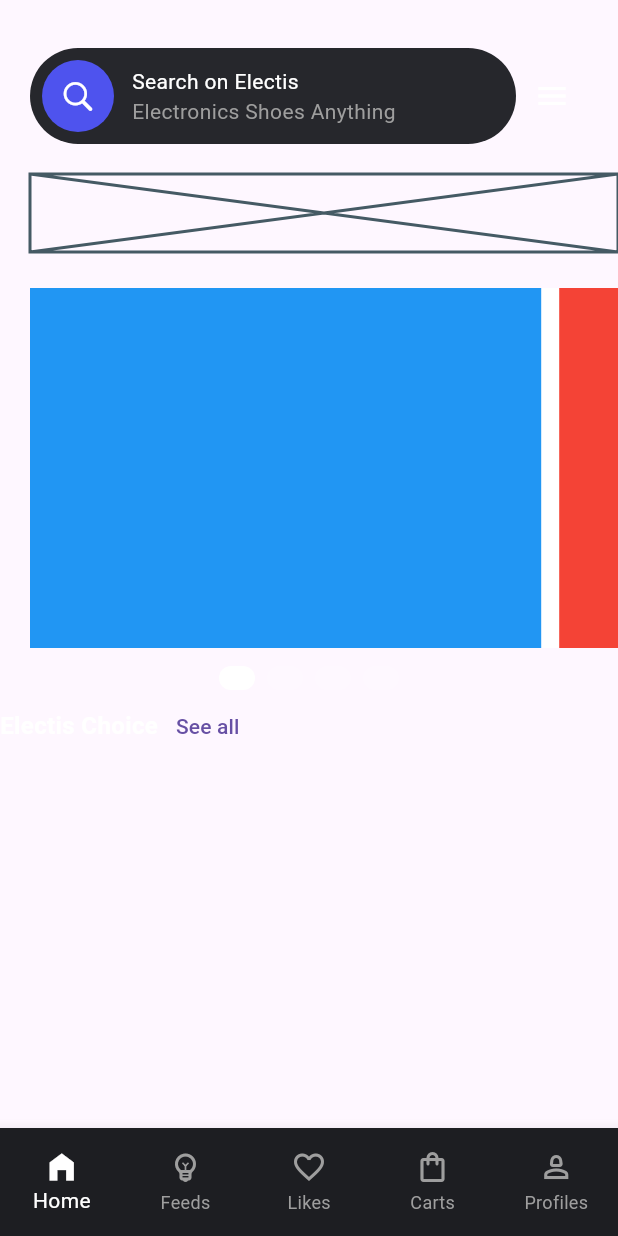
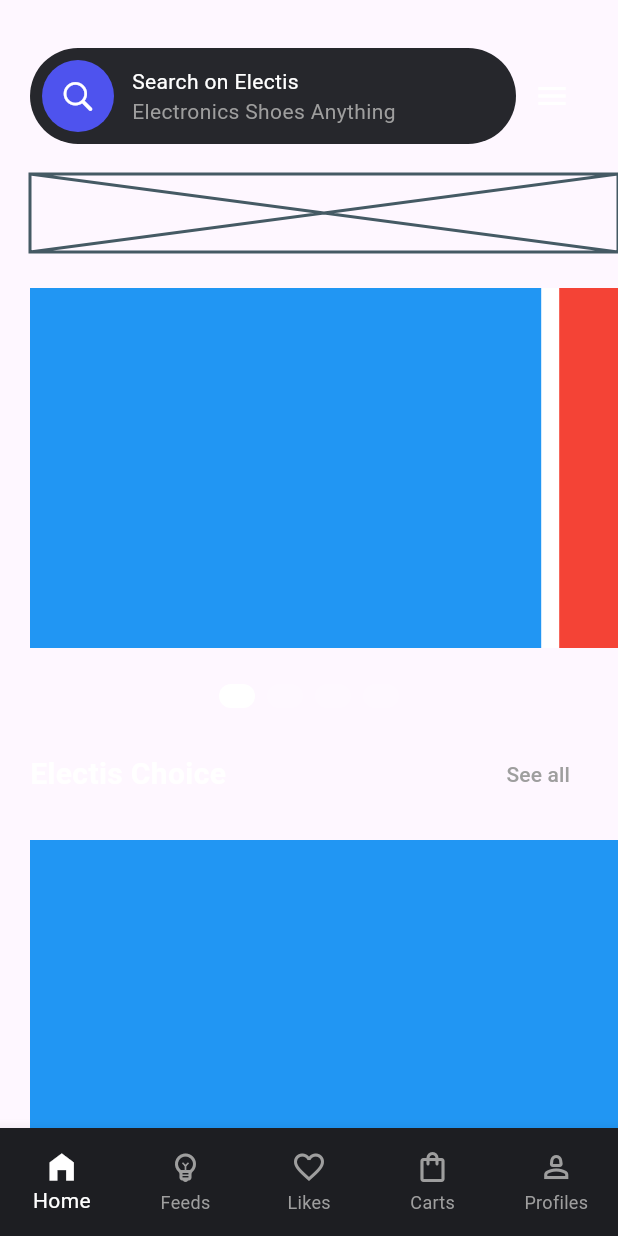
Before and after one commit to JAICHANGPARK/flutter_notebook_chapter_38, a Flutter app: the ElectronicHomePage screen opened directly, on a phone screen of 412 x 824 dp. Run offline on Flutter 3.47's test engine with Material 3 defaults, Android fonts, the phone set to English and light mode, and no system bars; drawn by our look-alikes of smooth_page_indicator; our stand-ins replace gap, go_router.

Commit message:
Update electronic_home_page.dart

```diff
--- a/lib/ep1922_electronic_app/view/electronic_home_page.dart
+++ b/lib/ep1922_electronic_app/view/electronic_home_page.dart
@@ -85,6 +85,11 @@ class _ElectronicHomePageState extends State<ElectronicHomePage> {
                 child: Placeholder(),
               ),
             ),
+            Expanded(
+              child: SingleChildScrollView(
+                child: Column(
+                  crossAxisAlignment: CrossAxisAlignment.start,
+                  children: [
                     SizedBox(
                       height: 240,
                       child: Container(
@@ -104,13 +109,21 @@ class _ElectronicHomePageState extends State<ElectronicHomePage> {
                               decoration: BoxDecoration(
                                 color: Colors.red,
                               ),
+                              margin: EdgeInsets.only(right: 12),
+                            ),
+                            Container(
+                              decoration: BoxDecoration(
+                                color: Colors.orange,
+                              ),
+                              margin: EdgeInsets.only(right: 12),
                             )
                           ],
                         ),
                       ),
                     ),
-            Gap(12),
-            SizedBox(
+                    Gap(24),
+                    Center(
+                      child: SizedBox(
                         height: 16,
                         child: SmoothPageIndicator(
                           controller: pageController,
@@ -124,23 +137,42 @@ class _ElectronicHomePageState extends State<ElectronicHomePage> {
                           ),
                         ),
                       ),
-            Row(
+                    ),
+                    Padding(
+                      padding: const EdgeInsets.all(20.0),
+                      child: Row(
+                        mainAxisAlignment: MainAxisAlignment.spaceBetween,
                         children: [
                           Text(
                             "Electis Choice",
                             style: TextStyle(
-                    fontSize: 16,
+                              fontSize: 20,
                               fontWeight: FontWeight.bold,
                               color: Colors.white,
                             ),
                           ),
                           TextButton(
+                            style: TextButton.styleFrom(
+                              foregroundColor: Colors.grey,
+                            ),
                             onPressed: () {},
                             child: Text(
                               "See all",
                             ),
                           ),
                         ],
+                      ),
+                    ),
+                    Container(
+                      margin: EdgeInsets.only(left: 20),
+                      height: 280,
+                      decoration: BoxDecoration(
+                        color: Colors.blue,
+                      ),
+                    ),
+                  ],
+                ),
+              ),
             )
           ],
         ),
```
Lines whose indentation alone changed are shown as unchanged.
